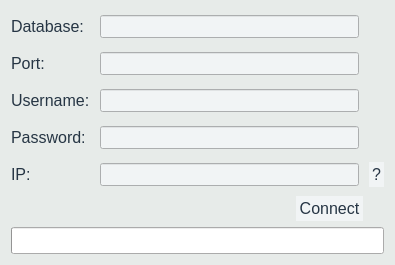
Before: the Qt Designer form Source/Time-Track/connectionform.ui in joshuawootonn/time-track, drawn with Qt 5.
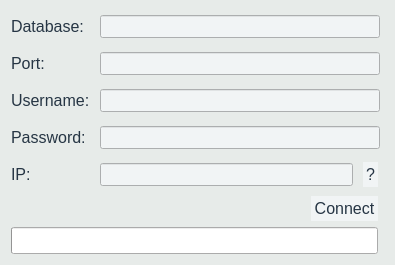
After: the same form once the commit is applied.

```diff
--- a/Source/Time-Track/connectionform.ui
+++ b/Source/Time-Track/connectionform.ui
@@ -47,27 +47,16 @@
 </string>
   </property>
   <layout class="QGridLayout" name="gridLayout">
-   <item row="3" column="0">
-    <widget class="QLabel" name="label_3">
-     <property name="text">
-      <string>Password:</string>
-     </property>
-    </widget>
-   </item>
-   <item row="2" column="0">
-    <widget class="QLabel" name="label_4">
-     <property name="text">
-      <string>Username:</string>
-     </property>
-    </widget>
-   </item>
-   <item row="0" column="0">
+   <item row="0" column="0" colspan="2">
     <widget class="QLabel" name="label_5">
      <property name="text">
       <string>Database:</string>
      </property>
     </widget>
    </item>
+   <item row="0" column="2" colspan="2">
+    <widget class="QLineEdit" name="databaseEdit"/>
+   </item>
    <item row="1" column="0">
     <widget class="QLabel" name="label_6">
      <property name="text">
@@ -75,14 +64,7 @@
      </property>
     </widget>
    </item>
-   <item row="4" column="0">
-    <widget class="QLabel" name="label_2">
-     <property name="text">
-      <string>IP:</string>
-     </property>
-    </widget>
-   </item>
-   <item row="12" column="0" colspan="3">
+   <item row="10" column="0" colspan="3">
     <widget class="QProgressBar" name="progress">
      <property name="value">
       <number>0</number>
@@ -98,26 +80,14 @@
      </property>
     </widget>
    </item>
-   <item row="0" column="1">
-    <widget class="QLineEdit" name="databaseEdit"/>
-   </item>
-   <item row="3" column="1">
+   <item row="3" column="2" colspan="2">
     <widget class="QLineEdit" name="passwordEdit">
      <property name="echoMode">
       <enum>QLineEdit::Password</enum>
      </property>
     </widget>
    </item>
-   <item row="2" column="1">
-    <widget class="QLineEdit" name="usernameEdit"/>
-   </item>
-   <item row="4" column="1">
-    <widget class="QLineEdit" name="ipEdit"/>
-   </item>
-   <item row="1" column="1">
-    <widget class="QLineEdit" name="portEdit"/>
-   </item>
-   <item row="5" column="1">
+   <item row="6" column="2" colspan="2">
     <spacer name="verticalSpacer">
      <property name="orientation">
       <enum>Qt::Vertical</enum>
@@ -130,7 +100,48 @@
      </property>
     </spacer>
    </item>
-   <item row="7" column="0" colspan="2">
+   <item row="3" column="0" colspan="2">
+    <widget class="QLabel" name="label_3">
+     <property name="text">
+      <string>Password:</string>
+     </property>
+    </widget>
+   </item>
+   <item row="2" column="2" colspan="2">
+    <widget class="QLineEdit" name="usernameEdit"/>
+   </item>
+   <item row="2" column="0" colspan="2">
+    <widget class="QLabel" name="label_4">
+     <property name="text">
+      <string>Username:</string>
+     </property>
+    </widget>
+   </item>
+   <item row="1" column="2" colspan="2">
+    <widget class="QLineEdit" name="portEdit"/>
+   </item>
+   <item row="4" column="2">
+    <layout class="QHBoxLayout" name="horizontalLayout_2">
+     <item>
+      <widget class="QLineEdit" name="ipEdit"/>
+     </item>
+     <item>
+      <widget class="QPushButton" name="testConnection">
+       <property name="text">
+        <string>?</string>
+       </property>
+      </widget>
+     </item>
+    </layout>
+   </item>
+   <item row="4" column="0">
+    <widget class="QLabel" name="label_2">
+     <property name="text">
+      <string>IP:</string>
+     </property>
+    </widget>
+   </item>
+   <item row="9" column="0" colspan="3">
     <layout class="QHBoxLayout" name="horizontalLayout">
      <property name="sizeConstraint">
       <enum>QLayout::SetFixedSize</enum>
@@ -170,13 +181,6 @@
      </item>
     </layout>
    </item>
-   <item row="4" column="2">
-    <widget class="QPushButton" name="testConnection">
-     <property name="text">
-      <string>?</string>
-     </property>
-    </widget>
-   </item>
   </layout>
  </widget>
  <tabstops>
```
